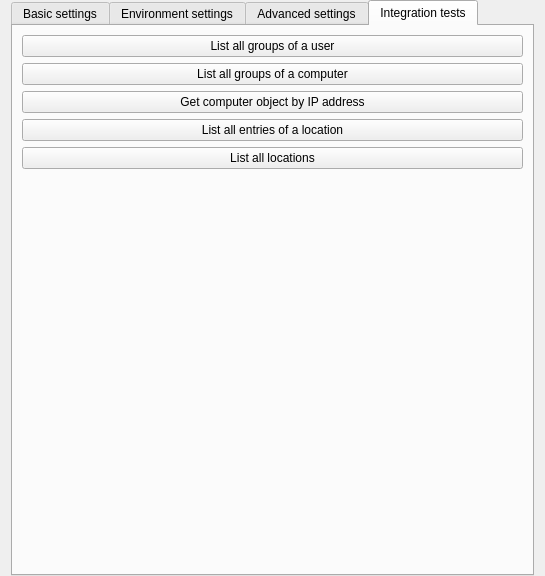
Old version of the form plugins/ldap/LdapConfigurationPage.ui in the repository pioug43/veyon.
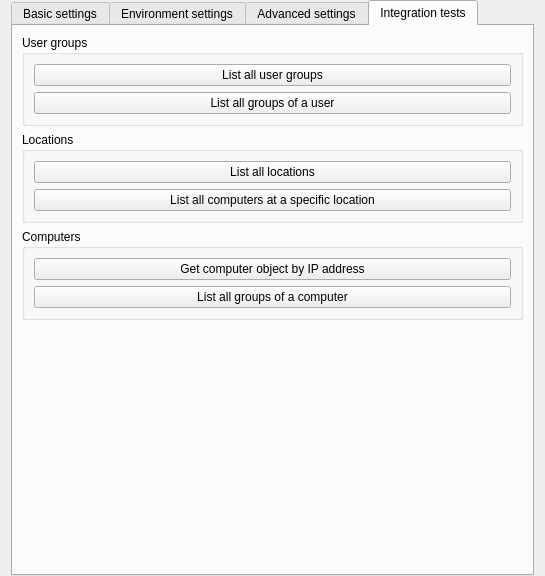
New version of the form. The open tabs and pages were chosen to show the change. Icons and pictures are not drawn.

Commit message: LDAP: group integration tests and add "List all user groups" test

The edit to the form file:
```diff
--- a/plugins/ldap/LdapConfigurationPage.ui
+++ b/plugins/ldap/LdapConfigurationPage.ui
@@ -1007,6 +1007,23 @@
       </attribute>
       <layout class="QVBoxLayout" name="verticalLayout_3">
        <item>
+        <widget class="QGroupBox" name="groupBox_3">
+         <property name="title">
+          <string>User groups</string>
+         </property>
+         <layout class="QVBoxLayout" name="verticalLayout_7">
+          <item>
+           <widget class="QPushButton" name="testUserGroups">
+            <property name="text">
+             <string>List all user groups</string>
+            </property>
+            <property name="icon">
+             <iconset resource="ldap.qrc">
+              <normaloff>:/ldap/user-group-properties.png</normaloff>:/ldap/user-group-properties.png</iconset>
+            </property>
+           </widget>
+          </item>
+          <item>
         <widget class="QPushButton" name="testGroupsOfUser">
          <property name="text">
           <string>List all groups of a user</string>
@@ -1017,39 +1034,15 @@
          </property>
         </widget>
        </item>
-       <item>
-        <widget class="QPushButton" name="testGroupsOfComputer">
-         <property name="text">
-          <string>List all groups of a computer</string>
-         </property>
-         <property name="icon">
-          <iconset resource="ldap.qrc">
-           <normaloff>:/ldap/computer.png</normaloff>:/ldap/computer.png</iconset>
-         </property>
+         </layout>
         </widget>
        </item>
        <item>
-        <widget class="QPushButton" name="testComputerObjectByIpAddress">
-         <property name="text">
-          <string>Get computer object by IP address</string>
+        <widget class="QGroupBox" name="groupBox_4">
+         <property name="title">
+          <string>Locations</string>
          </property>
-         <property name="icon">
-          <iconset resource="ldap.qrc">
-           <normaloff>:/ldap/computer.png</normaloff>:/ldap/computer.png</iconset>
-         </property>
-        </widget>
-       </item>
-       <item>
-        <widget class="QPushButton" name="testLocationEntries">
-         <property name="text">
-          <string>List all entries of a location</string>
-         </property>
-         <property name="icon">
-          <iconset resource="ldap.qrc">
-           <normaloff>:/ldap/configure.png</normaloff>:/ldap/configure.png</iconset>
-         </property>
-        </widget>
-       </item>
+         <layout class="QVBoxLayout" name="verticalLayout_5">
        <item>
         <widget class="QPushButton" name="testLocations">
          <property name="text">
@@ -1062,6 +1055,51 @@
         </widget>
        </item>
        <item>
+           <widget class="QPushButton" name="testLocationEntries">
+            <property name="text">
+             <string>List all computers at a specific location</string>
+            </property>
+            <property name="icon">
+             <iconset resource="ldap.qrc">
+              <normaloff>:/ldap/configure.png</normaloff>:/ldap/configure.png</iconset>
+            </property>
+           </widget>
+          </item>
+         </layout>
+        </widget>
+       </item>
+       <item>
+        <widget class="QGroupBox" name="groupBox_5">
+         <property name="title">
+          <string>Computers</string>
+         </property>
+         <layout class="QVBoxLayout" name="verticalLayout_8">
+          <item>
+           <widget class="QPushButton" name="testComputerObjectByIpAddress">
+            <property name="text">
+             <string>Get computer object by IP address</string>
+            </property>
+            <property name="icon">
+             <iconset resource="ldap.qrc">
+              <normaloff>:/ldap/computer.png</normaloff>:/ldap/computer.png</iconset>
+            </property>
+           </widget>
+          </item>
+          <item>
+           <widget class="QPushButton" name="testGroupsOfComputer">
+            <property name="text">
+             <string>List all groups of a computer</string>
+            </property>
+            <property name="icon">
+             <iconset resource="ldap.qrc">
+              <normaloff>:/ldap/computer.png</normaloff>:/ldap/computer.png</iconset>
+            </property>
+           </widget>
+          </item>
+         </layout>
+        </widget>
+       </item>
+       <item>
         <spacer name="verticalSpacer_10">
          <property name="orientation">
           <enum>Qt::Orientation::Vertical</enum>
```
Left out of the diff: 8 changed lines with no effect on the pictures. Lines whose indentation alone changed are shown as unchanged. The commit also changes 2 other files.
